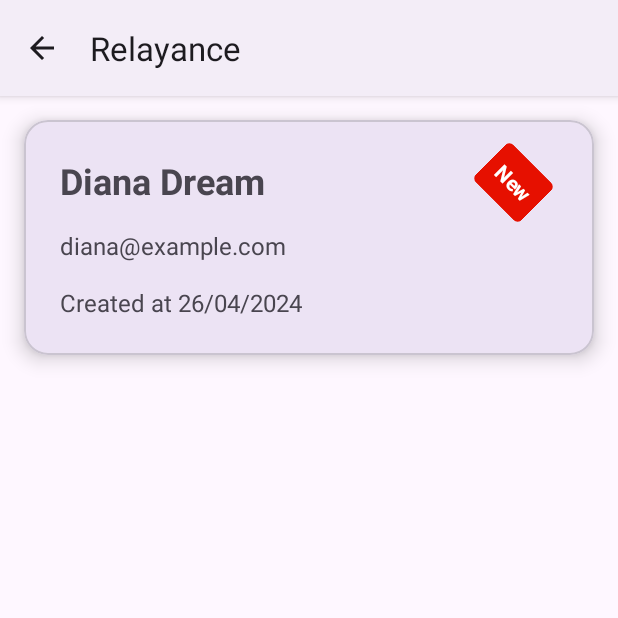
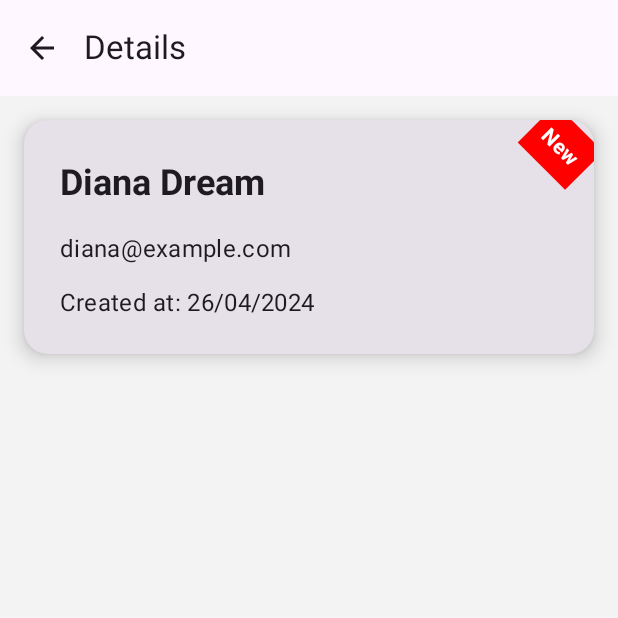
Before and after one commit to nicolas-cahorel/P14_Exercise1, an Android app built with Jetpack Compose: the screen it shows after launch (DetailActivity), after a tap on "Diana Dream", on a phone screen of 412 x 824 dp, the top half of it. Run offline under Robolectric (Android 15) with nearby library versions, the phone set to English and light mode, and no system bars.

Commit message:
add compose screen for details

```diff
--- a/app/src/main/AndroidManifest.xml
+++ b/app/src/main/AndroidManifest.xml
@@ -18,6 +18,7 @@
         <activity
             android:name=".ui.activity.DetailActivity"
             android:exported="false"
+            android:theme="@style/Theme.Relayance.NoActionBar"
             android:parentActivityName=".ui.activity.MainActivity" />
         <activity
             android:name=".ui.activity.MainActivity"
--- a/app/src/main/java/com/kirabium/relayance/ui/activity/DetailActivity.kt
+++ b/app/src/main/java/com/kirabium/relayance/ui/activity/DetailActivity.kt
@@ -2,16 +2,15 @@ package com.kirabium.relayance.ui.activity
 
 import android.os.Bundle
 import android.view.View
+import androidx.activity.compose.setContent
 import androidx.appcompat.app.AppCompatActivity
 import com.kirabium.relayance.R
 import com.kirabium.relayance.data.DummyData
 import com.kirabium.relayance.databinding.ActivityDetailBinding
 import com.kirabium.relayance.extension.DateExt.Companion.toHumanDate
+import com.kirabium.relayance.ui.composable.DetailScreen
 
 class DetailActivity : AppCompatActivity() {
-
-    private lateinit var binding: ActivityDetailBinding
-
 
     companion object {
         const val EXTRA_CUSTOMER_ID = "customer_id"
@@ -19,36 +18,17 @@ class DetailActivity : AppCompatActivity() {
 
     override fun onCreate(savedInstanceState: Bundle?) {
         super.onCreate(savedInstanceState)
-
-        setupBinding()
-        setupToolbar()
         setupUI()
-
     }
 
     private fun setupUI() {
         val customerId = intent.getIntExtra(EXTRA_CUSTOMER_ID, -1)
         DummyData.customers.find { it.id == customerId }?.let {
-            with(binding) {
-                emailTextView.text = it.email
-                nameTextView.text = it.name
-                dateTextView.text = getString(R.string.created_at, it.createdAt.toHumanDate())
-                if (it.isNewCustomer()) {
-                    newRibbonTextView.visibility = View.VISIBLE
-                } else {
-                    newRibbonTextView.visibility = View.GONE
+            setContent {
+                DetailScreen(customer = it) {
+                    onBackPressedDispatcher.onBackPressed()
                 }
             }
         }
     }
-
-    private fun setupBinding() {
-        binding = ActivityDetailBinding.inflate(layoutInflater)
-        val view = binding.root
-        setContentView(view)
-    }
-
-    private fun setupToolbar() {
-        supportActionBar?.setDisplayHomeAsUpEnabled(true)
-    }
 }
--- /dev/null
+++ b/app/src/main/java/com/kirabium/relayance/ui/composable/DetailScreen.kt
@@ -0,0 +1,133 @@
+package com.kirabium.relayance.ui.composable
+
+import androidx.compose.foundation.background
+import androidx.compose.foundation.layout.Box
+import androidx.compose.foundation.layout.Column
+import androidx.compose.foundation.layout.Spacer
+import androidx.compose.foundation.layout.fillMaxSize
+import androidx.compose.foundation.layout.fillMaxWidth
+import androidx.compose.foundation.layout.height
+import androidx.compose.foundation.layout.offset
+import androidx.compose.foundation.layout.padding
+import androidx.compose.foundation.shape.RoundedCornerShape
+import androidx.compose.material.icons.Icons
+import androidx.compose.material.icons.filled.ArrowBack
+import androidx.compose.material3.Card
+import androidx.compose.material3.CardDefaults
+import androidx.compose.material3.ExperimentalMaterial3Api
+import androidx.compose.material3.Icon
+import androidx.compose.material3.IconButton
+import androidx.compose.material3.MaterialTheme
+import androidx.compose.material3.Scaffold
+import androidx.compose.material3.Text
+import androidx.compose.material3.TopAppBar
+import androidx.compose.runtime.Composable
+import androidx.compose.ui.Alignment
+import androidx.compose.ui.Modifier
+import androidx.compose.ui.draw.rotate
+import androidx.compose.ui.graphics.Color
+import androidx.compose.ui.res.stringResource
+import androidx.compose.ui.text.font.FontWeight
+import androidx.compose.ui.tooling.preview.Preview
+import androidx.compose.ui.unit.dp
+import androidx.compose.ui.unit.sp
+import com.kirabium.relayance.R
+import com.kirabium.relayance.domain.model.Customer
+import com.kirabium.relayance.extension.DateExt.Companion.toHumanDate
+import java.util.Date
+
+@OptIn(ExperimentalMaterial3Api::class)
+@Composable
+fun DetailScreen(
+    modifier: Modifier = Modifier,
+    customer: Customer,
+    onBackClick: () -> Unit,
+) {
+    Scaffold(
+        modifier = modifier,
+        topBar = {
+            TopAppBar(
+                title = {
+                    Text(stringResource(id = R.string.detail_screen_title))
+                },
+                navigationIcon = {
+                    IconButton(onClick = {
+                        onBackClick()
+                    }) {
+                        Icon(
+                            imageVector = Icons.Default.ArrowBack,
+                            contentDescription = stringResource(id = R.string.contentDescription_go_back)
+                        )
+                    }
+                }
+            )
+        }
+    ) { contentPadding ->
+        Column(
+            modifier = Modifier
+                .padding(contentPadding)
+                .fillMaxSize()
+                .background(Color(0xFFF3F3F3))
+        ) {
+            Card(
+                modifier = Modifier
+                    .fillMaxWidth()
+                    .padding(16.dp),
+                shape = RoundedCornerShape(16.dp),
+                elevation = CardDefaults.cardElevation(8.dp)
+            ) {
+                Box(modifier = Modifier.padding(24.dp)) {
+                    Column(
+                        horizontalAlignment = Alignment.Start,
+                        modifier = Modifier.fillMaxWidth()
+                    ) {
+                        Text(
+                            text = customer.name,
+                            style = MaterialTheme.typography.headlineMedium.copy(
+                                fontSize = 24.sp,
+                                fontWeight = FontWeight.Bold
+                            )
+                        )
+                        Spacer(modifier = Modifier.height(16.dp))
+                        Text(
+                            text = customer.email,
+                            style = MaterialTheme.typography.bodyMedium.copy(
+                                fontSize = 16.sp
+                            )
+                        )
+                        Spacer(modifier = Modifier.height(16.dp))
+                        Text(
+                            text =  stringResource(id = R.string.created_at, customer.createdAt.toHumanDate()),
+                            style = MaterialTheme.typography.bodyMedium.copy(
+                                fontSize = 16.sp
+                            )
+                        )
+                    }
+                    if (customer.isNewCustomer())
+                        Box(
+                            modifier = Modifier
+                                .align(Alignment.TopEnd)
+                                .offset(x = 24.dp, y = (-24).dp)
+                                .rotate(45f)
+                                .background(Color.Red)
+                                .padding(8.dp)
+                        ) {
+                            Text(
+                                text = stringResource(id = R.string.new_ribbon),
+                                color = Color.White,
+                                style = MaterialTheme.typography.bodyMedium.copy(
+                                    fontWeight = FontWeight.Bold
+                                )
+                            )
+                        }
+                }
+            }
+        }
+    }
+}
+
+@Preview
+@Composable
+private fun DetailScreenPreview() {
+    DetailScreen(customer = Customer(0, "Nom du Client", "email@client.com", Date())) {}
+}
--- a/app/src/main/res/values/strings.xml
+++ b/app/src/main/res/values/strings.xml
@@ -1,11 +1,13 @@
 <resources>
     <string name="app_name">Relayance</string>
+    <string name="detail_screen_title">Details</string>
     <string name="add_customer">Add customer</string>
     <string name="email">email</string>
     <string name="save_changes">Save changes</string>
     <string name="name">name</string>
     <string name="no_email">No email</string>
     <string name="no_name">No name</string>
-    <string name="created_at">Created at %1$s</string>
+    <string name="created_at">Created at: %1$s</string>
     <string name="new_ribbon">New</string>
+    <string name="contentDescription_go_back">Go back</string>
 </resources>
--- a/app/src/main/res/values/themes.xml
+++ b/app/src/main/res/values/themes.xml
@@ -2,4 +2,5 @@
 <resources>
 
     <style name="Theme.Relayance" parent="Theme.Material3.DayNight" />
+    <style name="Theme.Relayance.NoActionBar" parent="Theme.Material3.DayNight.NoActionBar" />
 </resources>
--- a/gradle/libs.versions.toml
+++ b/gradle/libs.versions.toml
@@ -9,7 +9,7 @@ lifecycleRuntimeKtx = "2.6.1"
 activityCompose = "1.7.0"
 composeBom = "2023.08.00"
 appcompat = "1.6.1"
-material = "1.10.0"
+material = "1.11.0"
 activity = "1.8.0"
 constraintlayout = "2.1.4"
 
```
